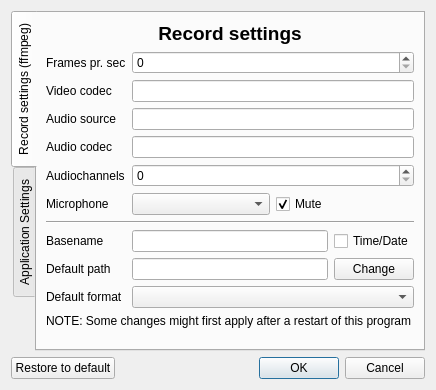
Qt form source/settingsdialog.ui (froksen/FDesktopRecorder) before a commit.
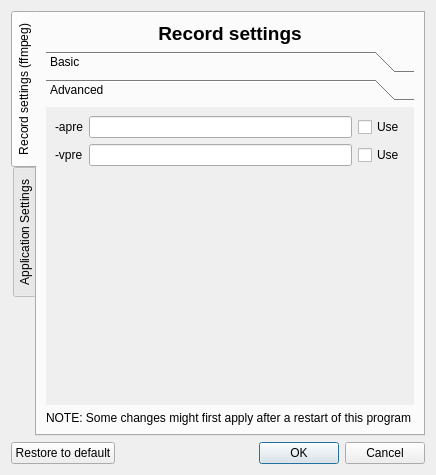
The same form after that commit. The open tabs and pages were chosen to show the change.

Commit message: Added advanced gui items

```diff
--- a/source/settingsdialog.ui
+++ b/source/settingsdialog.ui
@@ -6,8 +6,8 @@
    <rect>
     <x>0</x>
     <y>0</y>
-    <width>424</width>
-    <height>390</height>
+    <width>435</width>
+    <height>475</height>
    </rect>
   </property>
   <property name="windowTitle">
@@ -45,6 +45,24 @@
         </widget>
        </item>
        <item>
+        <widget class="QToolBox" name="toolBox">
+         <property name="currentIndex">
+          <number>0</number>
+         </property>
+         <widget class="QWidget" name="page">
+          <property name="geometry">
+           <rect>
+            <x>0</x>
+            <y>0</y>
+            <width>386</width>
+            <height>307</height>
+           </rect>
+          </property>
+          <attribute name="label">
+           <string>Basic</string>
+          </attribute>
+          <layout class="QVBoxLayout" name="verticalLayout_4">
+           <item>
         <layout class="QGridLayout" name="gridLayout_4">
          <item row="0" column="0">
           <widget class="QLabel" name="labelfps">
@@ -226,25 +244,112 @@
         </layout>
        </item>
        <item>
+            <spacer name="verticalSpacer_3">
+             <property name="orientation">
+              <enum>Qt::Vertical</enum>
+             </property>
+             <property name="sizeHint" stdset="0">
+              <size>
+               <width>20</width>
+               <height>234</height>
+              </size>
+             </property>
+            </spacer>
+           </item>
+           <item>
+            <spacer name="verticalSpacer">
+             <property name="orientation">
+              <enum>Qt::Vertical</enum>
+             </property>
+             <property name="sizeHint" stdset="0">
+              <size>
+               <width>20</width>
+               <height>16</height>
+              </size>
+             </property>
+            </spacer>
+           </item>
+          </layout>
+         </widget>
+         <widget class="QWidget" name="page_2">
+          <property name="geometry">
+           <rect>
+            <x>0</x>
+            <y>0</y>
+            <width>386</width>
+            <height>389</height>
+           </rect>
+          </property>
+          <attribute name="label">
+           <string>Advanced</string>
+          </attribute>
+          <layout class="QVBoxLayout" name="verticalLayout_5">
+           <item>
+            <layout class="QGridLayout" name="gridLayout_7">
+             <item row="0" column="0">
+              <widget class="QLabel" name="labeladvancedapre">
+               <property name="text">
+                <string>-apre</string>
+               </property>
+              </widget>
+             </item>
+             <item row="0" column="1">
+              <widget class="QLineEdit" name="lineEditadvancedapre"/>
+             </item>
+             <item row="0" column="2">
+              <widget class="QCheckBox" name="checkBoxadvancedapre">
+               <property name="text">
+                <string>Use</string>
+               </property>
+              </widget>
+             </item>
+            </layout>
+           </item>
+           <item>
+            <layout class="QGridLayout" name="gridLayout_8">
+             <item row="0" column="0">
+              <widget class="QLabel" name="labeladvancedvpre">
+               <property name="text">
+                <string>-vpre</string>
+               </property>
+              </widget>
+             </item>
+             <item row="0" column="1">
+              <widget class="QLineEdit" name="lineEditadvancedvpre"/>
+             </item>
+             <item row="0" column="2">
+              <widget class="QCheckBox" name="checkBoxadvancedvpreuse">
+               <property name="text">
+                <string>Use</string>
+               </property>
+              </widget>
+             </item>
+            </layout>
+           </item>
+           <item>
+            <spacer name="verticalSpacer_4">
+             <property name="orientation">
+              <enum>Qt::Vertical</enum>
+             </property>
+             <property name="sizeHint" stdset="0">
+              <size>
+               <width>20</width>
+               <height>314</height>
+              </size>
+             </property>
+            </spacer>
+           </item>
+          </layout>
+         </widget>
+        </widget>
+       </item>
+       <item>
         <widget class="QLabel" name="label">
          <property name="text">
           <string>NOTE: Some changes might first apply after a restart of this program</string>
          </property>
         </widget>
        </item>
-       <item>
-        <spacer name="verticalSpacer">
-         <property name="orientation">
-          <enum>Qt::Vertical</enum>
-         </property>
-         <property name="sizeHint" stdset="0">
-          <size>
-           <width>20</width>
-           <height>49</height>
-          </size>
-         </property>
-        </spacer>
-       </item>
       </layout>
       <zorder>labelRecordheader</zorder>
       <zorder>verticalSpacer</zorder>
```
Left out of the diff: 3 changed lines with no effect on the pictures. Lines whose indentation alone changed are shown as unchanged.
